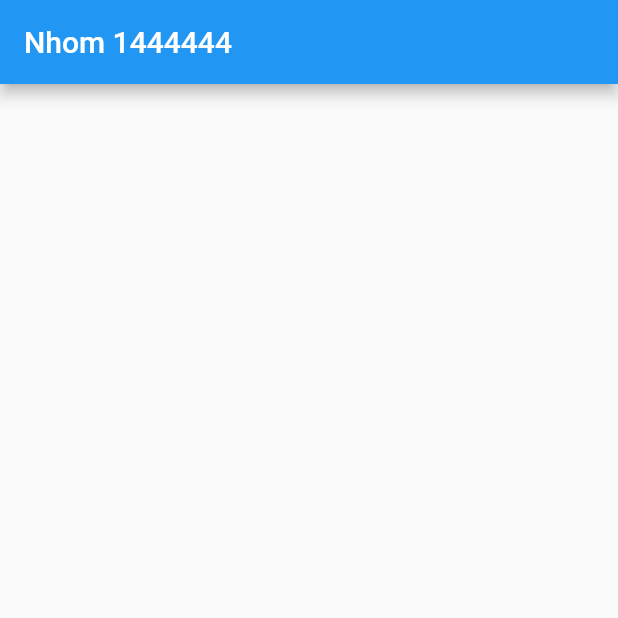
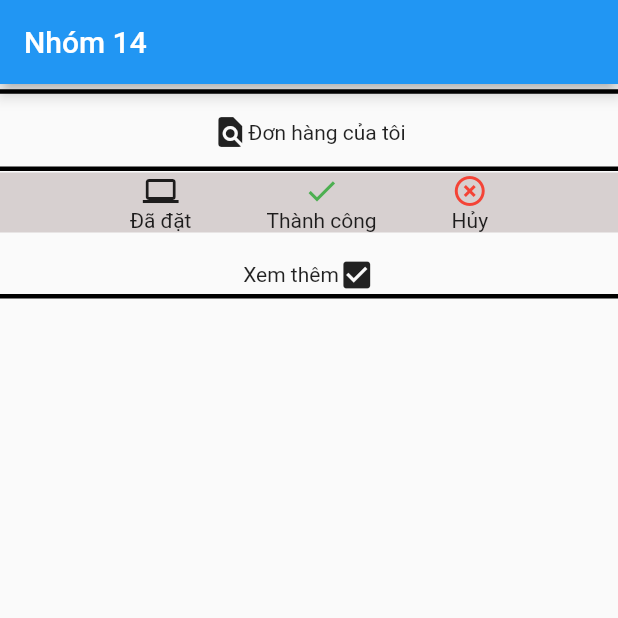
Before and after one commit to viehao38/AppBanHang, a Flutter app: the screen it shows after launch, on a phone screen of 412 x 824 dp, the top half of it. Run offline on Flutter 3.47's test engine with Material 2 defaults, Android fonts, the phone set to English and light mode, and no system bars.

Commit message:
Thiet ke don hang

```diff
--- a/app_banhang/lib/main.dart
+++ b/app_banhang/lib/main.dart
@@ -15,10 +15,50 @@ class MyApp extends StatelessWidget {
       theme: ThemeData(
         primarySwatch: Colors.blue,
       ),
-      home: Scaffold(
-        appBar: AppBar(
-          title: const Text("Nhom 1444444"),
-        ),
+      home: const MyHomePage(title: 'Nhóm 14'),
+    );
+  }
+}
+
+class MyHomePage extends StatefulWidget {
+  const MyHomePage({super.key, required this.title});
+  final String title;
+
+  @override
+  State<MyHomePage> createState() => _MyHomePageState();
+}
+
+class _MyHomePageState extends State<MyHomePage> {
+  @override
+  Widget build(BuildContext context) {
+
+    return Scaffold(
+      appBar: AppBar(
+        title: Text(widget.title),
+      ),
+      body: Center(
+        child: Column(children: [
+          Row(children: const [Expanded(child: Divider(height: 10,thickness: 3,color: Colors.black,))],),
+          const SizedBox(height: 10,),
+          Row(mainAxisAlignment:MainAxisAlignment.center,
+              children: const [Icon(Icons.find_in_page),Text("Đơn hàng của tôi"),],),
+          const SizedBox(height: 10,),
+          Row(children: const [Expanded(child: Divider(height: 5,thickness: 3,color: Colors.black,))],),
+          Container(
+            color:const Color.fromARGB(255, 215, 208, 208),
+            child:Row(
+            mainAxisAlignment:MainAxisAlignment.center,
+            children: [
+                        Column(children: const [Icon(Icons.computer_outlined),Text("Đã đặt"),],),
+                        const SizedBox(width: 50),
+                        Column(children: const [Icon(Icons.done,color: Colors.green,),Text("Thành công")]),
+                        const SizedBox(width: 50),
+                        Column(children: const [Icon(Icons.highlight_remove,color: Colors.red,),Text("Hủy")],)],)),
+          Row(children: const[Text("  ")],),
+          Row(mainAxisAlignment:MainAxisAlignment.center,
+              children: const [Text("Xem thêm"),Icon(Icons.check_box)],),
+          Row(children: const [Expanded(child: Divider(height: 5,thickness: 3,color: Colors.black,))],)
+          ]),
       ),
     );
   }
```
